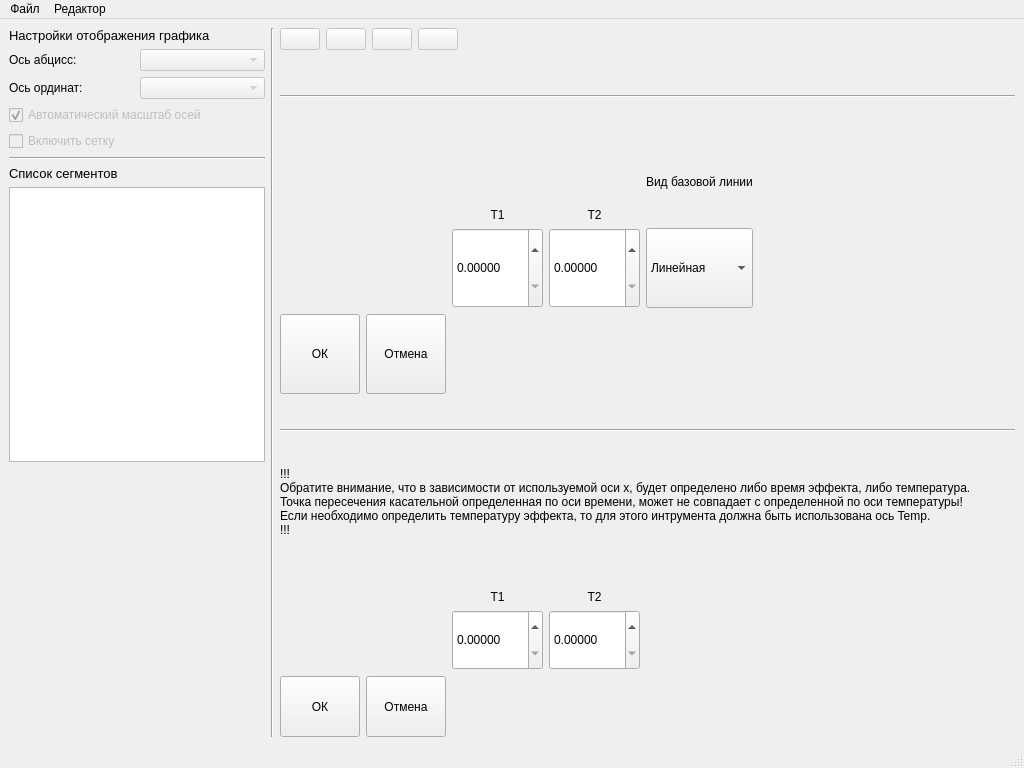
This is ui/MainWindow.ui in ioyurev/fusion-analysis as Qt 5 draws it before an edit. The edited form follows.
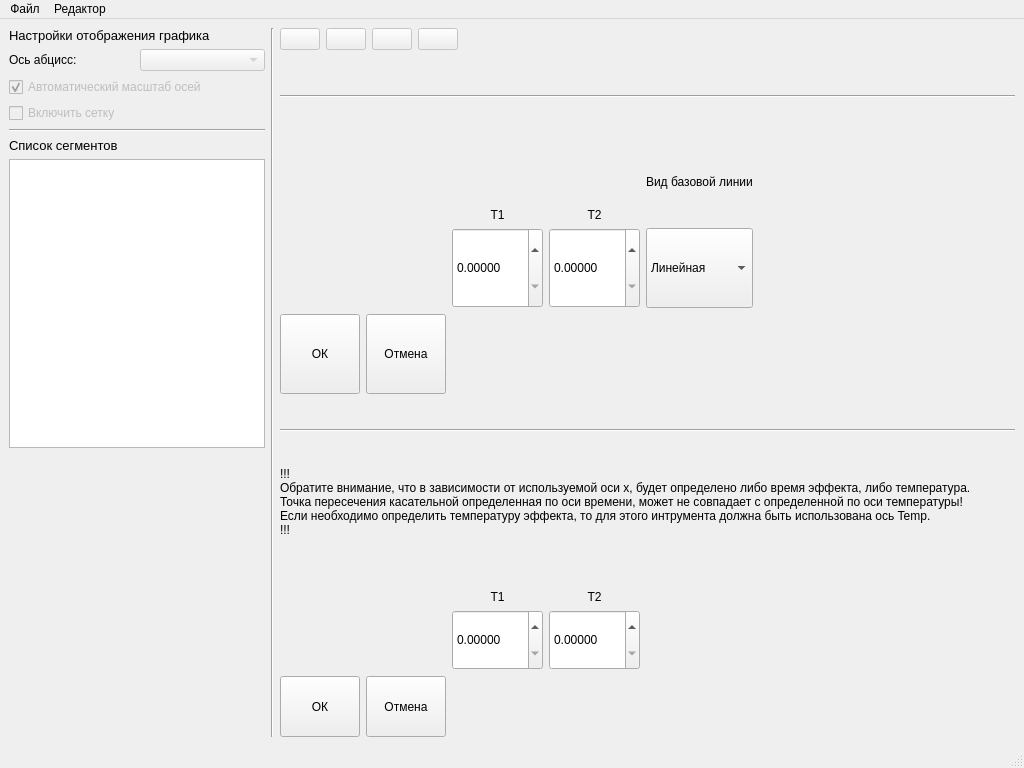
This is the edited form. Icons and pictures are not drawn. Custom widgets are drawn as their Qt base class.

Diff of the .ui file:
```diff
--- a/ui/MainWindow.ui
+++ b/ui/MainWindow.ui
@@ -423,9 +423,6 @@
     </item>
     <item row="0" column="0">
      <layout class="QGridLayout" name="leftpanel">
-      <item row="8" column="0" colspan="2">
-       <widget class="QListWidget" name="list_segments"/>
-      </item>
       <item row="1" column="1">
        <widget class="QComboBox" name="combobox_xaxis">
         <property name="enabled">
@@ -433,6 +430,9 @@
         </property>
        </widget>
       </item>
+      <item row="7" column="0" colspan="2">
+       <widget class="QListWidget" name="list_segments"/>
+      </item>
       <item row="1" column="0">
        <widget class="QLabel" name="label_xaxis">
         <property name="text">
@@ -440,55 +440,27 @@
         </property>
        </widget>
       </item>
-      <item row="0" column="0" colspan="2">
-       <widget class="QLabel" name="label_4">
-        <property name="font">
-         <font>
-          <pointsize>10</pointsize>
-         </font>
-        </property>
-        <property name="text">
-         <string>Настройки отображения графика</string>
-        </property>
-       </widget>
-      </item>
-      <item row="2" column="0">
-       <widget class="QLabel" name="label_yaxis">
-        <property name="text">
-         <string>Ось ординат:</string>
-        </property>
-       </widget>
-      </item>
-      <item row="4" column="0" colspan="2">
-       <widget class="QCheckBox" name="checkbox_grid">
+      <item row="2" column="0" colspan="2">
+       <widget class="QCheckBox" name="checkbox_autoscale">
         <property name="enabled">
          <bool>false</bool>
         </property>
         <property name="text">
-         <string>Включить сетку</string>
+         <string>Автоматический масштаб осей</string>
         </property>
-       </widget>
-      </item>
-      <item row="2" column="1">
-       <widget class="QComboBox" name="combobox_yaxis">
-        <property name="enabled">
-         <bool>false</bool>
+        <property name="checked">
+         <bool>true</bool>
         </property>
        </widget>
       </item>
-      <item row="7" column="0">
-       <widget class="QLabel" name="label">
-        <property name="font">
-         <font>
-          <pointsize>10</pointsize>
-         </font>
+      <item row="5" column="0" colspan="2">
+       <widget class="Line" name="line_3">
+        <property name="orientation">
+         <enum>Qt::Horizontal</enum>
         </property>
-        <property name="text">
-         <string>Список сегментов</string>
-        </property>
        </widget>
       </item>
-      <item row="9" column="0">
+      <item row="8" column="0">
        <spacer name="verticalSpacer">
         <property name="orientation">
          <enum>Qt::Vertical</enum>
@@ -501,23 +473,37 @@
         </property>
        </spacer>
       </item>
-      <item row="6" column="0" colspan="2">
-       <widget class="Line" name="line_3">
-        <property name="orientation">
-         <enum>Qt::Horizontal</enum>
-        </property>
-       </widget>
-      </item>
       <item row="3" column="0" colspan="2">
-       <widget class="QCheckBox" name="checkbox_autoscale">
+       <widget class="QCheckBox" name="checkbox_grid">
         <property name="enabled">
          <bool>false</bool>
         </property>
         <property name="text">
-         <string>Автоматический масштаб осей</string>
+         <string>Включить сетку</string>
         </property>
-        <property name="checked">
-         <bool>true</bool>
+       </widget>
+      </item>
+      <item row="6" column="0">
+       <widget class="QLabel" name="label">
+        <property name="font">
+         <font>
+          <pointsize>10</pointsize>
+         </font>
+        </property>
+        <property name="text">
+         <string>Список сегментов</string>
+        </property>
+       </widget>
+      </item>
+      <item row="0" column="0" colspan="2">
+       <widget class="QLabel" name="label_4">
+        <property name="font">
+         <font>
+          <pointsize>10</pointsize>
+         </font>
+        </property>
+        <property name="text">
+         <string>Настройки отображения графика</string>
         </property>
        </widget>
       </item>
```
